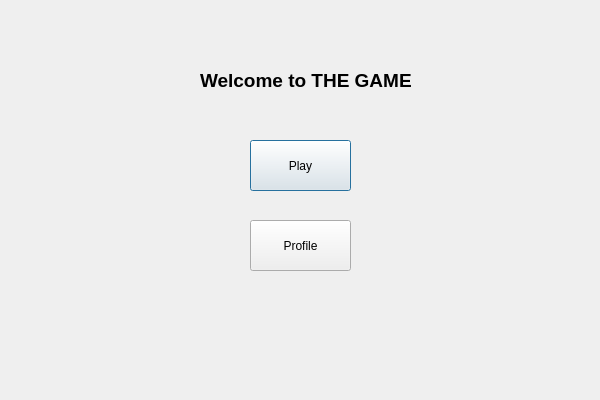
The window that Client/StartupPage.ui (andramoc04-dev/ProjectModernCpp) describes before a commit, drawn with Qt 5.
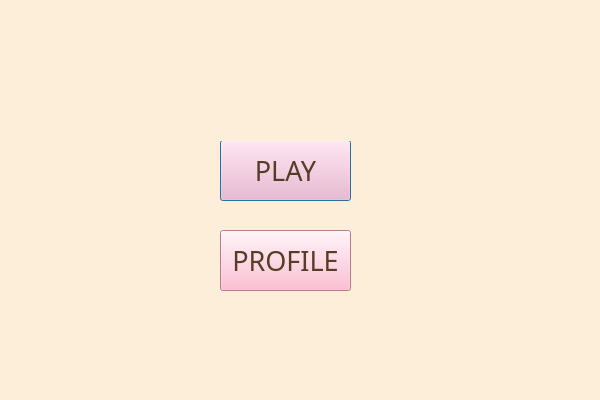
The same window after the commit. Icons and pictures are not drawn.

Commit message: Personalized Start and Profile pages

What changed in the file:
```diff
--- a/Client/StartupPage.ui
+++ b/Client/StartupPage.ui
@@ -13,49 +13,95 @@
   <property name="windowTitle">
    <string>StartupPage</string>
   </property>
+  <property name="styleSheet">
+   <string notr="true"> background-color: #FDEED9;</string>
+  </property>
   <widget class="QPushButton" name="playButton">
    <property name="geometry">
     <rect>
-     <x>250</x>
+     <x>220</x>
      <y>140</y>
-     <width>101</width>
-     <height>51</height>
+     <width>131</width>
+     <height>61</height>
     </rect>
    </property>
+   <property name="font">
+    <font>
+     <family>Showcard Gothic</family>
+     <pointsize>20</pointsize>
+     <bold>false</bold>
+    </font>
+   </property>
+   <property name="layoutDirection">
+    <enum>Qt::LayoutDirection::RightToLeft</enum>
+   </property>
+   <property name="styleSheet">
+    <string notr="true">QPushButton {
+  background-color: #FFADC6;
+  color: #573C27;
+ 
+}
+
+QPushButton:hover {
+   background-color: #E34989;
+}
+</string>
+   </property>
    <property name="text">
-    <string>Play</string>
+    <string>PLAY</string>
    </property>
   </widget>
   <widget class="QPushButton" name="profileButton">
    <property name="geometry">
     <rect>
-     <x>250</x>
-     <y>220</y>
-     <width>101</width>
-     <height>51</height>
+     <x>220</x>
+     <y>230</y>
+     <width>131</width>
+     <height>61</height>
     </rect>
    </property>
+   <property name="font">
+    <font>
+     <family>Showcard Gothic</family>
+     <pointsize>20</pointsize>
+     <bold>false</bold>
+    </font>
+   </property>
+   <property name="styleSheet">
+    <string notr="true">QPushButton {
+  background-color: #FFADC6;
+  color: #573C27;
+ 
+}
+
+QPushButton:hover {
+   background-color: #E34989;
+}
+</string>
+   </property>
    <property name="text">
-    <string>Profile</string>
+    <string>PROFILE</string>
    </property>
   </widget>
   <widget class="QLabel" name="label">
    <property name="geometry">
     <rect>
-     <x>200</x>
-     <y>60</y>
-     <width>211</width>
-     <height>41</height>
+     <x>80</x>
+     <y>0</y>
+     <width>421</width>
+     <height>141</height>
     </rect>
    </property>
-   <property name="font">
-    <font>
-     <pointsize>14</pointsize>
-     <bold>true</bold>
-    </font>
+   <property name="layoutDirection">
+    <enum>Qt::LayoutDirection::LeftToRight</enum>
+   </property>
+   <property name="styleSheet">
+    <string notr="true">QLabel {
+    border-image: url(:/Client/WelcomeToTheGame.png);
+}</string>
    </property>
    <property name="text">
-    <string>Welcome to THE GAME</string>
+    <string/>
    </property>
   </widget>
  </widget>
```
Left out of the diff: 4 changed lines with no effect on the pictures. The commit also changes 27 other files.
